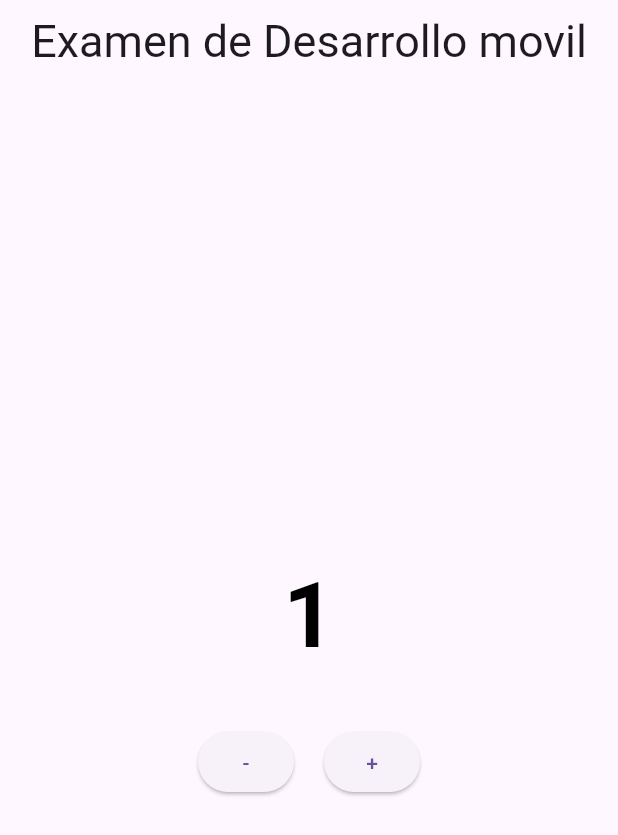
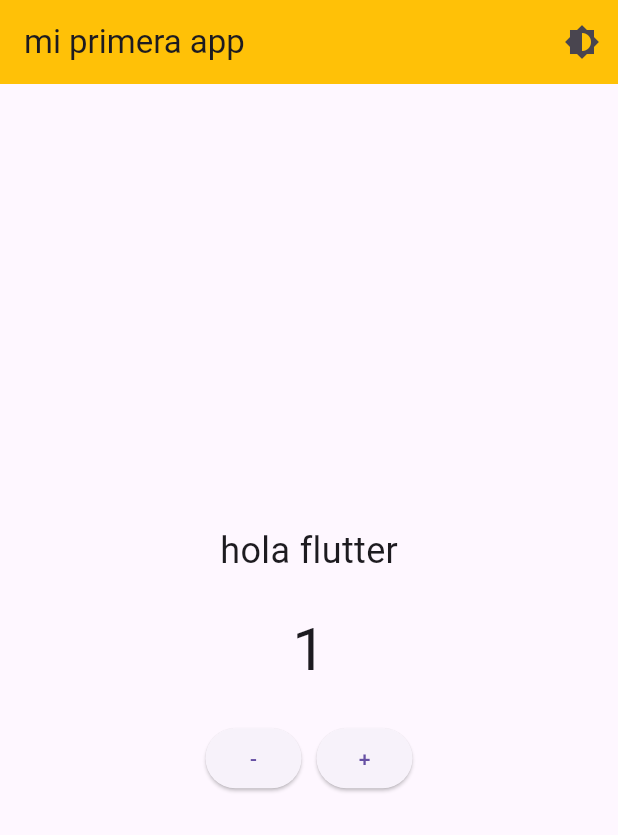
Before and after one commit to st22030411-ai/Examen_DesarrolloMovil, a Flutter app: the screen it shows after launch, after a tap on an icon or button, on a phone screen of 412 x 824 dp. Shown: the top 835 px of the screen. Run offline on Flutter 3.47's test engine with Material 3 defaults, Android fonts, the phone set to English and light mode, and no system bars.

Commit message:
counter,AppBar,darkmode

```diff
--- a/lib/main.dart
+++ b/lib/main.dart
@@ -4,38 +4,54 @@ void main() {
   runApp(const MyApp());
 }
 
-class MyApp extends StatelessWidget {
+class MyApp extends StatefulWidget {
   const MyApp({super.key});
 
   @override
+  State<MyApp> createState() => _MyAppState();
+}
+
+class _MyAppState extends State<MyApp> {
+  bool isDark = false;
+
+  @override
   Widget build(BuildContext context) {
-    return const MaterialApp(
+    return MaterialApp(
       debugShowCheckedModeBanner: false,
-      home: CounterScreen(),
+      theme: isDark ? ThemeData.dark() : ThemeData.light(),
+      home: HomePage(
+        onToggleTheme: () {
+          setState(() {
+            isDark = !isDark;
+          });
+        },
+      ),
     );
   }
 }
 
-class CounterScreen extends StatefulWidget {
-  const CounterScreen({super.key});
+class HomePage extends StatefulWidget {
+  final VoidCallback onToggleTheme;
+
+  const HomePage({super.key, required this.onToggleTheme});
 
   @override
-  State<CounterScreen> createState() => _CounterScreenState();
+  State<HomePage> createState() => _HomePageState();
 }
 
-class _CounterScreenState extends State<CounterScreen> {
-  int counter = 0;
+class _HomePageState extends State<HomePage> {
+  int contador = 0;
 
-  void increment() {
+  void incrementar() {
     setState(() {
-      counter++;
+      contador++;
     });
   }
 
-  void decrement() {
-    if (counter > 0) {
+  void decrementar() {
+    if (contador > 0) {
       setState(() {
-        counter--;
+        contador--;
       });
     }
   }
@@ -44,34 +60,36 @@ class _CounterScreenState extends State<CounterScreen> {
   Widget build(BuildContext context) {
     return Scaffold(
       appBar: AppBar(
-        title: const Text(
-          'Examen de Desarrollo movil',
-          style: TextStyle(fontSize: 30),
-        ),
-        centerTitle: true,
+        backgroundColor: Colors.amber,
+        title: const Text("mi primera app"),
+        actions: [
+          IconButton(
+            icon: const Icon(Icons.brightness_6),
+            onPressed: widget.onToggleTheme,
+          ),
+        ],
       ),
       body: Center(
         child: Column(
           mainAxisAlignment: MainAxisAlignment.center,
+
           children: [
+            const Text("hola flutter", style: TextStyle(fontSize: 24)),
+
             const SizedBox(height: 20),
-            Text(
-              '$counter',
-              style: TextStyle(
-                fontSize: 60,
-                fontWeight: FontWeight.bold,
-                color: counter > 12
-                    ? const Color.fromARGB(255, 54, 244, 228)
-                    : Colors.black,
-              ),
-            ),
-            const SizedBox(height: 30),
+
+            Text("$contador", style: const TextStyle(fontSize: 40)),
+
+            const SizedBox(height: 20),
+
             Row(
               mainAxisAlignment: MainAxisAlignment.center,
               children: [
-                ElevatedButton(onPressed: decrement, child: const Text('-')),
-                const SizedBox(width: 20),
-                ElevatedButton(onPressed: increment, child: const Text('+')),
+                ElevatedButton(onPressed: decrementar, child: const Text("-")),
+
+                const SizedBox(width: 10),
+
+                ElevatedButton(onPressed: incrementar, child: const Text("+")),
               ],
             ),
           ],
```
